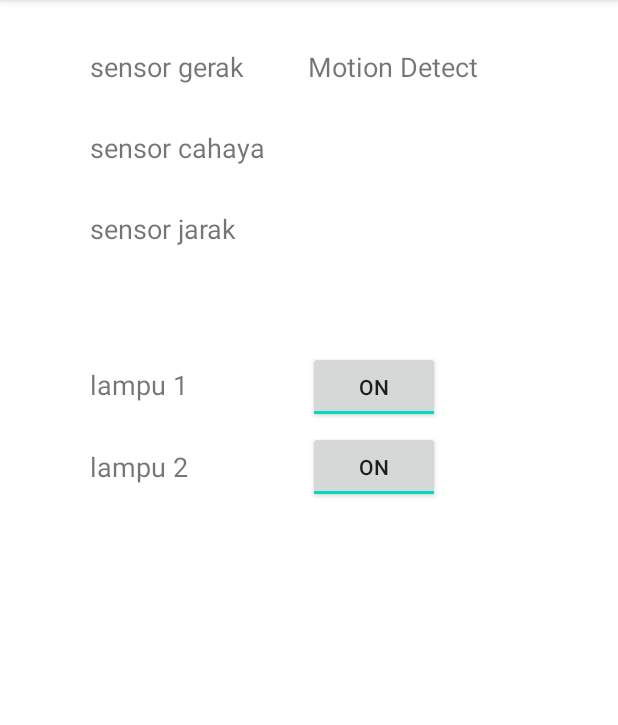
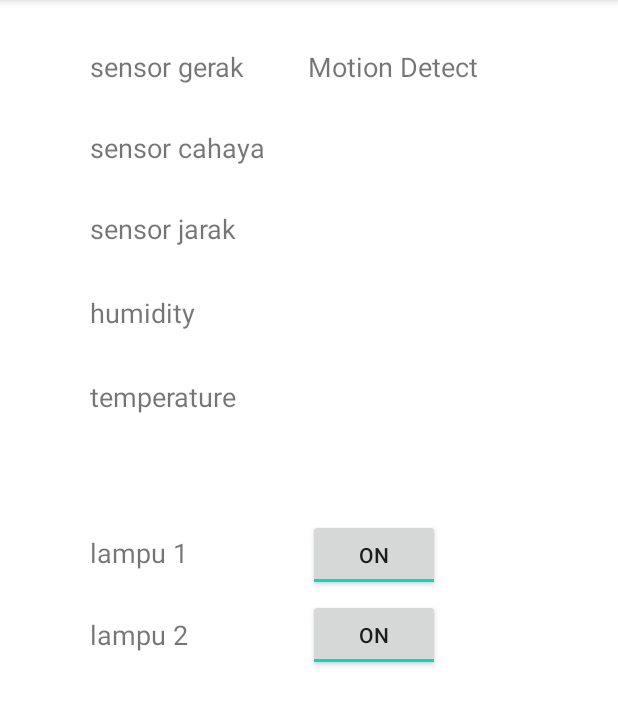
Before and after one commit to FarizPe/SensorApplication, an Android app: the screen it shows after launch (MainActivity), on a phone screen of 412 x 824 dp, the part 84-809 px from its top. Run offline under Robolectric (Android 15) with nearby library versions, the phone set to English and light mode, and no system bars; our stand-ins replace Firebase (no records; nobody signed in at launch, a user with empty details on screens opened directly); 8 statements that could not run were skipped.

Commit message:
Sensor Aplication -sensor ldr -sensor gerak -sensor jarak -control led
penambahan
sensor humidity dan temperature

```diff
--- a/app/src/main/java/com/fariz/sensorapplication/MainActivity.java
+++ b/app/src/main/java/com/fariz/sensorapplication/MainActivity.java
@@ -62,6 +62,8 @@ public class MainActivity extends AppCompatActivity {
                 valueJarak = dataSnapshot.child("Node1/distance").getValue().toString();
                 jarak.setText(valueJarak);
 
+
+
                 valueLampu1 = dataSnapshot.child("Node1/lampu1").getValue().toString();
                 if(valueLampu1.equals("0"))
                     buttonLampu1.setChecked(false);
--- a/app/src/main/res/layout/activity_main.xml
+++ b/app/src/main/res/layout/activity_main.xml
@@ -27,7 +27,7 @@
         android:textAlignment="viewStart"
         android:textSize="18sp"
         app:layout_constraintStart_toStartOf="parent"
-        app:layout_constraintTop_toBottomOf="@+id/label_ultrasonic" />
+        app:layout_constraintTop_toBottomOf="@+id/label_temperSensor" />
 
     <TextView
         android:id="@+id/label_led2button"
@@ -92,6 +92,50 @@
         app:layout_constraintStart_toEndOf="@+id/label_pirSensor"
         app:layout_constraintTop_toTopOf="parent" />
 
+    <TextView
+        android:id="@+id/label_humiSensor"
+        android:layout_width="120dp"
+        android:layout_height="24dp"
+        android:layout_marginStart="60dp"
+        android:layout_marginTop="32dp"
+        android:text="humidity"
+        android:textSize="18sp"
+        app:layout_constraintStart_toStartOf="parent"
+        app:layout_constraintTop_toBottomOf="@+id/label_ultrasonic" />
+
+    <TextView
+        android:id="@+id/label_temperSensor"
+        android:layout_width="120dp"
+        android:layout_height="24dp"
+        android:layout_marginStart="60dp"
+        android:layout_marginTop="32dp"
+        android:text="temperature"
+        android:textSize="18sp"
+        app:layout_constraintStart_toStartOf="parent"
+        app:layout_constraintTop_toBottomOf="@+id/label_humiSensor" />
+
+    <TextView
+        android:id="@+id/txtView_valueHumiSensor"
+        android:layout_width="wrap_content"
+        android:layout_height="24dp"
+        android:layout_marginStart="25dp"
+        android:layout_marginTop="32dp"
+        android:textSize="18sp"
+        app:layout_constraintStart_toEndOf="@+id/label_humiSensor"
+        app:layout_constraintTop_toBottomOf="@+id/txtView_valueUltrasonik" />
+
+    <TextView
+        android:id="@+id/txtView_valueTemperSensor"
+        android:layout_width="wrap_content"
+        android:layout_height="24dp"
+        android:layout_marginStart="25dp"
+        android:layout_marginTop="32dp"
+        android:textSize="18sp"
+        app:layout_constraintStart_toEndOf="@+id/label_temperSensor"
+        app:layout_constraintTop_toBottomOf="@+id/txtView_valueHumiSensor" />
+
+
+
     <ToggleButton
         android:id="@+id/toggleButton_lampu1"
         android:layout_width="wrap_content"
@@ -100,7 +144,7 @@
         android:layout_marginTop="70dp"
         android:text="ToggleButton"
         app:layout_constraintStart_toEndOf="@+id/label_led1button"
-        app:layout_constraintTop_toBottomOf="@+id/txtView_valueUltrasonik" />
+        app:layout_constraintTop_toBottomOf="@+id/txtView_valueTemperSensor" />
 
     <ToggleButton
         android:id="@+id/toggleButton_lampu2"
```
